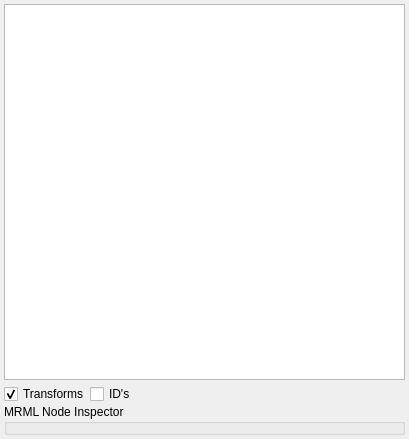
This is Modules/Loadable/SubjectHierarchy/Resources/UI/qSlicerSubjectHierarchyModule.ui in Slicer/SlicerGitSVNArchive as Qt 5 draws it before an edit. The edited form follows.
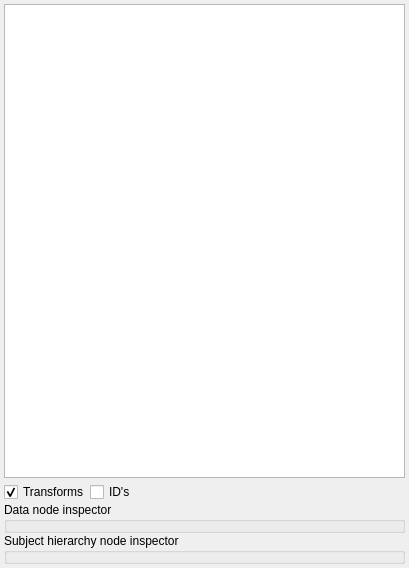
This is the edited form. Icons and pictures are not drawn. Custom widgets are drawn as their Qt base class.

Commit message: ENH: Added data node inspector to Subject hierarchy module

Diff of the .ui file:
```diff
--- a/Modules/Loadable/SubjectHierarchy/Resources/UI/qSlicerSubjectHierarchyModule.ui
+++ b/Modules/Loadable/SubjectHierarchy/Resources/UI/qSlicerSubjectHierarchyModule.ui
@@ -7,7 +7,7 @@
     <x>0</x>
     <y>0</y>
     <width>409</width>
-    <height>439</height>
+    <height>568</height>
    </rect>
   </property>
   <property name="windowTitle">
@@ -45,27 +45,6 @@
      <property name="spacing">
       <number>0</number>
      </property>
-     <item row="1" column="0" colspan="2">
-      <widget class="ctkCollapsibleGroupBox" name="MRMLNodeInspectorGroupBox">
-       <property name="title">
-        <string>MRML Node Inspector</string>
-       </property>
-       <property name="checked">
-        <bool>false</bool>
-       </property>
-       <layout class="QGridLayout" name="gridLayout_3">
-        <property name="margin">
-         <number>4</number>
-        </property>
-        <property name="spacing">
-         <number>4</number>
-        </property>
-        <item row="0" column="0">
-         <widget class="qMRMLNodeAttributeTableWidget" name="MRMLNodeAttributeTableWidget"/>
-        </item>
-       </layout>
-      </widget>
-     </item>
      <item row="0" column="1">
       <layout class="QHBoxLayout" name="horizontalLayout">
        <property name="spacing">
@@ -119,6 +98,51 @@
        </item>
       </layout>
      </item>
+     <item row="2" column="0" colspan="2">
+      <widget class="ctkCollapsibleGroupBox" name="DataNodeInspectorGroupBox">
+       <property name="title">
+        <string>Data node inspector</string>
+       </property>
+       <property name="collapsed">
+        <bool>true</bool>
+       </property>
+       <layout class="QGridLayout" name="gridLayout_2">
+        <property name="margin">
+         <number>4</number>
+        </property>
+        <property name="spacing">
+         <number>4</number>
+        </property>
+        <item row="0" column="0">
+         <widget class="qMRMLNodeAttributeTableWidget" name="DataNodeAttributeTableWidget"/>
+        </item>
+       </layout>
+      </widget>
+     </item>
+     <item row="3" column="0" colspan="2">
+      <widget class="ctkCollapsibleGroupBox" name="SubjectHierarchyNodeInspectorGroupBox">
+       <property name="title">
+        <string>Subject hierarchy node inspector</string>
+       </property>
+       <property name="checked">
+        <bool>false</bool>
+       </property>
+       <property name="collapsed">
+        <bool>true</bool>
+       </property>
+       <layout class="QGridLayout" name="gridLayout_3">
+        <property name="margin">
+         <number>4</number>
+        </property>
+        <property name="spacing">
+         <number>4</number>
+        </property>
+        <item row="0" column="0">
+         <widget class="qMRMLNodeAttributeTableWidget" name="SubjectHierarchyNodeAttributeTableWidget"/>
+        </item>
+       </layout>
+      </widget>
+     </item>
     </layout>
    </item>
   </layout>
```
The commit also changes 14 other files.
